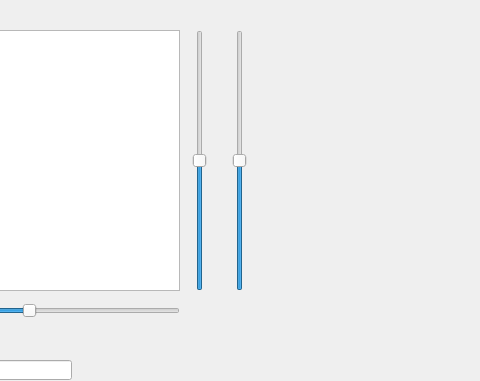
Old version of the form Qt/mainwindow.ui in the repository broly/MandelDrawer; both pictures show x 131 to 611 and y 0 to 381 of the 800 by 600 pixel window.
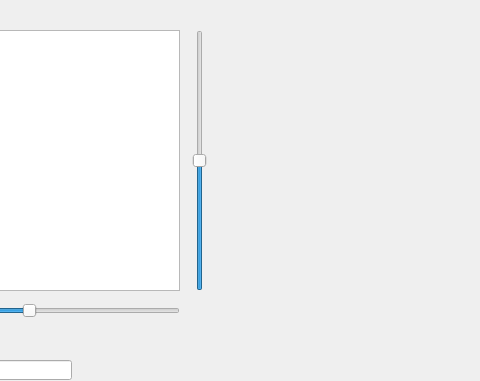
New version of the form. Custom widgets are drawn as their Qt base class.

The edit to the form file:
```diff
--- a/Qt/mainwindow.ui
+++ b/Qt/mainwindow.ui
@@ -119,28 +119,6 @@
      <enum>Qt::Vertical</enum>
     </property>
    </widget>
-   <widget class="QSlider" name="verticalSlider_2">
-    <property name="geometry">
-     <rect>
-      <x>360</x>
-      <y>30</y>
-      <width>22</width>
-      <height>261</height>
-     </rect>
-    </property>
-    <property name="minimum">
-     <number>-1000</number>
-    </property>
-    <property name="maximum">
-     <number>1000</number>
-    </property>
-    <property name="value">
-     <number>0</number>
-    </property>
-    <property name="orientation">
-     <enum>Qt::Vertical</enum>
-    </property>
-   </widget>
   </widget>
   <widget class="QMenuBar" name="menubar">
    <property name="geometry">
@@ -154,6 +132,13 @@
   </widget>
   <widget class="QStatusBar" name="statusbar"/>
  </widget>
+ <customwidgets>
+  <customwidget>
+   <class>QGraphicsView_MandelDrawer</class>
+   <extends>QGraphicsView</extends>
+   <header location="global">qgraphicsview_mandeldrawer.h</header>
+  </customwidget>
+ </customwidgets>
  <resources/>
  <connections/>
 </ui>
```
Left out of the diff: 2 changed lines with no effect on the pictures.
